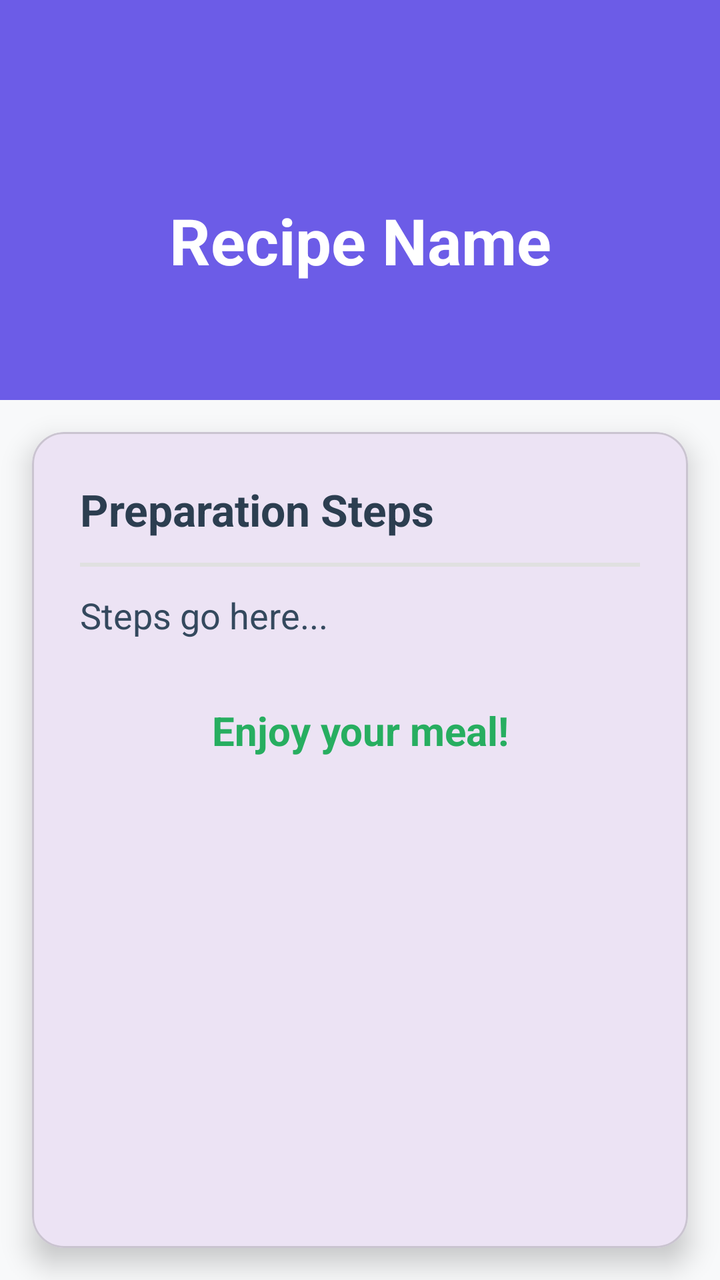
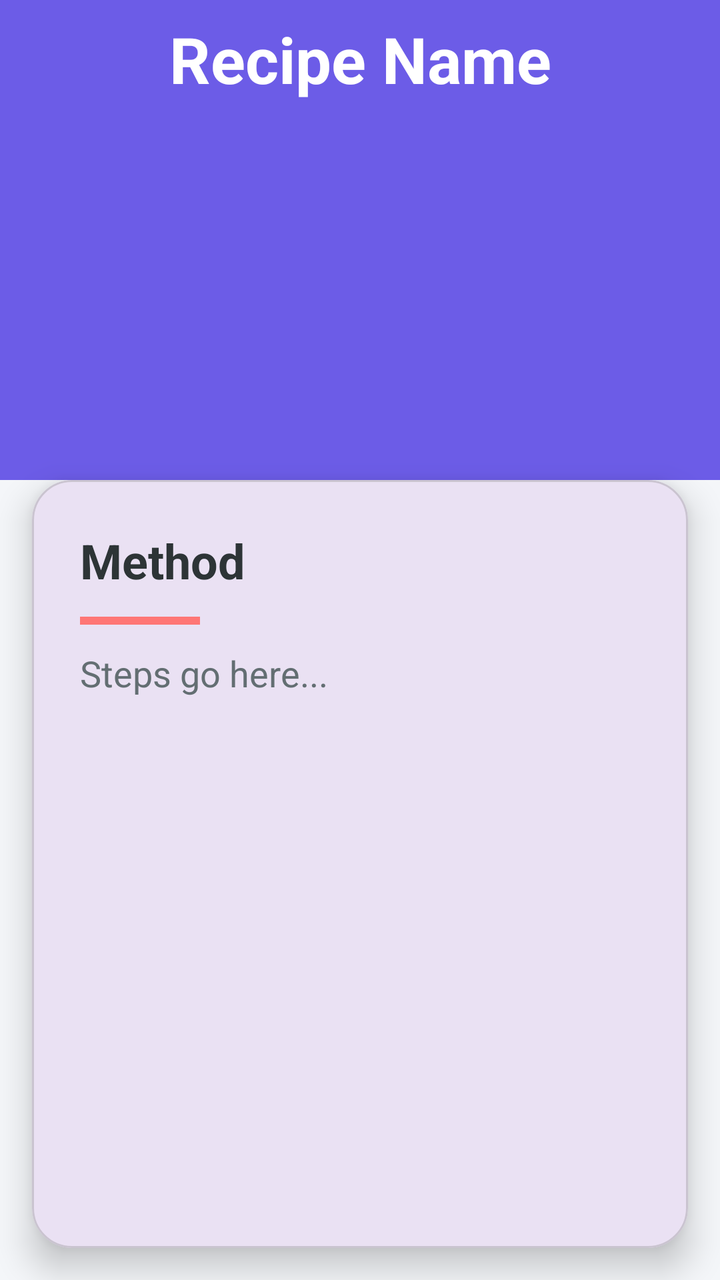

The first picture is an Android layout as it rendered before a commit; the second is the same layout after the commit. The layout source and the unified diff follow.
<!-- AndroidManifest.xml: application theme Theme.SmartPantryManager -->
<!-- res/layout/activity_recipe_detail.xml -->
<?xml version="1.0" encoding="utf-8"?>
<androidx.constraintlayout.widget.ConstraintLayout xmlns:android="http://schemas.android.com/apk/res/android"
    xmlns:app="http://schemas.android.com/apk/res-auto"
    android:layout_width="match_parent"
    android:layout_height="match_parent"
    android:background="#F8F9FA">

    
    <View
        android:id="@+id/headerBg"
        android:layout_width="match_parent"
        android:layout_height="200dp"
        android:background="#6C5CE7"
        app:layout_constraintTop_toTopOf="parent" />

    
    <TextView
        android:id="@+id/tvChefEmoji"
        android:layout_width="wrap_content"
        android:layout_height="wrap_content"
        android:textSize="50sp"
        android:layout_marginTop="24dp"
        app:layout_constraintEnd_toEndOf="parent"
        app:layout_constraintStart_toStartOf="parent"
        app:layout_constraintTop_toTopOf="parent" />

    
    <TextView
        android:id="@+id/tvRecipeName"
        android:layout_width="match_parent"
        android:layout_height="wrap_content"
        android:text="Recipe Name"
        android:textColor="#FFFFFF"
        android:textSize="32sp"
        android:textStyle="bold"
        android:gravity="center"
        android:layout_marginTop="8dp"
        android:paddingHorizontal="16dp"
        app:layout_constraintTop_toBottomOf="@id/tvChefEmoji" />

    
    <com.google.android.material.card.MaterialCardView
        android:layout_width="match_parent"
        android:layout_height="0dp"
        android:layout_margin="16dp"
        app:cardCornerRadius="16dp"
        app:cardElevation="8dp"
        app:layout_constraintBottom_toBottomOf="parent"
        app:layout_constraintTop_toBottomOf="@id/headerBg">

        <ScrollView
            android:layout_width="match_parent"
            android:layout_height="match_parent">

            <LinearLayout
                android:layout_width="match_parent"
                android:layout_height="wrap_content"
                android:orientation="vertical"
                android:padding="24dp">

                <TextView
                    android:layout_width="match_parent"
                    android:layout_height="wrap_content"
                    android:text="Preparation Steps"
                    android:textColor="#2C3E50"
                    android:textSize="22sp"
                    android:textStyle="bold" />

                <View
                    android:layout_width="match_parent"
                    android:layout_height="2dp"
                    android:background="#E0E0E0"
                    android:layout_marginVertical="12dp" />

                
                <TextView
                    android:id="@+id/tvRecipeSteps"
                    android:layout_width="match_parent"
                    android:layout_height="wrap_content"
                    android:text="Steps go here..."
                    android:textColor="#34495E"
                    android:textSize="18sp"
                    android:lineSpacingExtra="8dp" />

                <TextView
                    android:layout_width="match_parent"
                    android:layout_height="wrap_content"
                    android:layout_marginTop="32dp"
                    android:text="Enjoy your meal!"
                    android:textColor="#27AE60"
                    android:textSize="20sp"
                    android:textStyle="bold"
                    android:gravity="center" />

            </LinearLayout>
        </ScrollView>
    </com.google.android.material.card.MaterialCardView>

</androidx.constraintlayout.widget.ConstraintLayout>
<!-- resources referenced by this layout -->
<resources>
  <style name="Theme.SmartPantryManager" parent="Base.Theme.SmartPantryManager" />
  <style name="Base.Theme.SmartPantryManager" parent="Theme.Material3.DayNight.NoActionBar">
          
          
      </style>
</resources>

<!-- the commit's change to res/layout/activity_recipe_detail.xml (unified diff, before → after) -->
@@ -3,22 +3,21 @@
     xmlns:app="http://schemas.android.com/apk/res-auto"
     android:layout_width="match_parent"
     android:layout_height="match_parent"
-    android:background="#F8F9FA">
+    android:background="#F4F6F9">
 
     
     <View
         android:id="@+id/headerBg"
         android:layout_width="match_parent"
-        android:layout_height="200dp"
+        android:layout_height="240dp"
         android:background="#6C5CE7"
         app:layout_constraintTop_toTopOf="parent" />
 
     
     <TextView
-        android:id="@+id/tvChefEmoji"
         android:layout_width="wrap_content"
         android:layout_height="wrap_content"
-        android:textSize="50sp"
+        android:textSize="60sp"
         android:layout_marginTop="24dp"
         app:layout_constraintEnd_toEndOf="parent"
         app:layout_constraintStart_toStartOf="parent"
@@ -36,61 +35,52 @@
         android:gravity="center"
         android:layout_marginTop="8dp"
         android:paddingHorizontal="16dp"
-        app:layout_constraintTop_toBottomOf="@id/tvChefEmoji" />
+        app:layout_constraintTop_toBottomOf="@id/headerBg"
+        app:layout_constraintTop_toTopOf="@id/headerBg" />
 
     
     <com.google.android.material.card.MaterialCardView
         android:layout_width="match_parent"
         android:layout_height="0dp"
-        android:layout_margin="16dp"
-        app:cardCornerRadius="16dp"
-        app:cardElevation="8dp"
+        android:layout_marginHorizontal="16dp"
+        android:layout_marginBottom="16dp"
+        app:cardCornerRadius="20dp"
+        app:cardElevation="10dp"
         app:layout_constraintBottom_toBottomOf="parent"
         app:layout_constraintTop_toBottomOf="@id/headerBg">
 
         <ScrollView
             android:layout_width="match_parent"
-            android:layout_height="match_parent">
+            android:layout_height="match_parent"
+            android:padding="24dp">
 
             <LinearLayout
                 android:layout_width="match_parent"
                 android:layout_height="wrap_content"
-                android:orientation="vertical"
-                android:padding="24dp">
+                android:orientation="vertical">
 
                 <TextView
                     android:layout_width="match_parent"
                     android:layout_height="wrap_content"
-                    android:text="Preparation Steps"
-                    android:textColor="#2C3E50"
-                    android:textSize="22sp"
+                    android:text="Method"
+                    android:textColor="#2D3436"
+                    android:textSize="24sp"
                     android:textStyle="bold" />
 
                 <View
-                    android:layout_width="match_parent"
-                    android:layout_height="2dp"
-                    android:background="#E0E0E0"
+                    android:layout_width="60dp"
+                    android:layout_height="4dp"
+                    android:background="#FF7675"
                     android:layout_marginVertical="12dp" />
 
-                
                 <TextView
                     android:id="@+id/tvRecipeSteps"
                     android:layout_width="match_parent"
                     android:layout_height="wrap_content"
                     android:text="Steps go here..."
-                    android:textColor="#34495E"
+                    android:textColor="#636E72"
                     android:textSize="18sp"
-                    android:lineSpacingExtra="8dp" />
-
-                <TextView
-                    android:layout_width="match_parent"
-                    android:layout_height="wrap_content"
-                    android:layout_marginTop="32dp"
-                    android:text="Enjoy your meal!"
-                    android:textColor="#27AE60"
-                    android:textSize="20sp"
-                    android:textStyle="bold"
-                    android:gravity="center" />
+                    android:lineSpacingExtra="12dp" />
 
             </LinearLayout>
         </ScrollView>
